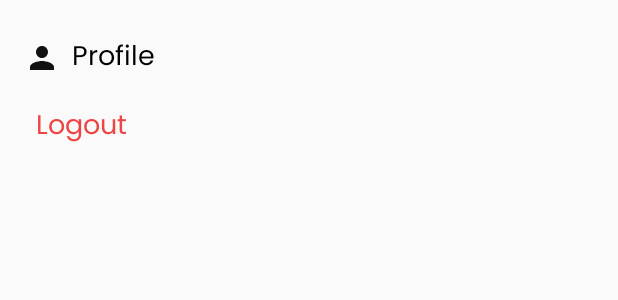
After one commit to Ayub-Budi/aplikasi_TransMart, an Android app: the layout bottom_sheet_layout.xml on its own in the app's theme, with its tools: preview values and no code run, on a phone screen of 412 x 824 dp. The commit adds this screen. Shown: the top 300 px of the screen. Run offline under Robolectric (Android 15) with nearby library versions, the light colour scheme and no system bars.

Commit message:
menambahkan lougout

```diff
--- /dev/null
+++ b/app/src/main/res/drawable/profile_black.xml
@@ -0,0 +1,5 @@
+<vector android:height="24dp" android:tint="#111111"
+    android:viewportHeight="24" android:viewportWidth="24"
+    android:width="24dp" xmlns:android="http://schemas.android.com/apk/res/android">
+    <path android:fillColor="@android:color/white" android:pathData="M12,12c2.21,0 4,-1.79 4,-4s-1.79,-4 -4,-4 -4,1.79 -4,4 1.79,4 4,4zM12,14c-2.67,0 -8,1.34 -8,4v2h16v-2c0,-2.66 -5.33,-4 -8,-4z"/>
+</vector>
--- /dev/null
+++ b/app/src/main/res/layout/bottom_sheet_layout.xml
@@ -0,0 +1,41 @@
+<?xml version="1.0" encoding="utf-8"?>
+<LinearLayout xmlns:android="http://schemas.android.com/apk/res/android"
+    android:layout_width="match_parent"
+    android:layout_height="wrap_content"
+    android:orientation="vertical"
+    android:padding="16dp">
+
+    <LinearLayout
+        android:layout_width="match_parent"
+        android:layout_height="wrap_content"
+        android:orientation="horizontal"
+        android:gravity="center_vertical">
+
+        <ImageView
+            android:layout_width="wrap_content"
+            android:layout_height="wrap_content"
+            android:src="@drawable/profile_black"/>
+
+        <TextView
+            android:id="@+id/tvProfile"
+            android:layout_width="wrap_content"
+            android:layout_height="wrap_content"
+            android:text="Profile"
+            android:textSize="18sp"
+            android:padding="8dp"
+            android:textColor="@color/blackColor"
+            android:fontFamily="@font/poppinsregular"/>
+
+
+    </LinearLayout>
+
+    <TextView
+        android:id="@+id/tvLogout"
+        android:layout_width="wrap_content"
+        android:layout_height="wrap_content"
+        android:text="Logout"
+        android:textSize="18sp"
+        android:padding="8dp"
+        android:textColor="@color/primaryColor"
+        android:fontFamily="@font/poppinsregular"/>
+</LinearLayout>
```
Also changed, not shown: app/src/main/java/com/a213310009ayubbudisantoso/transmart/HomeFragment.kt (+33 -22 lines), app/src/main/java/com/a213310009ayubbudisantoso/transmart/MainActivity.kt (+18 -20 lines), app/src/main/java/com/a213310009ayubbudisantoso/transmart/ProfileBottomSheetFragment.kt (added, +76 -0 lines), app/src/main/res/drawable/menu.xml (+23 -4 lines), app/src/main/res/layout/fragment_bebas_expired.xml (+4 -8 lines), app/src/main/res/layout/fragment_home.xml (+28 -5 lines), app/src/main/res/drawable/withdraw.png (added).
